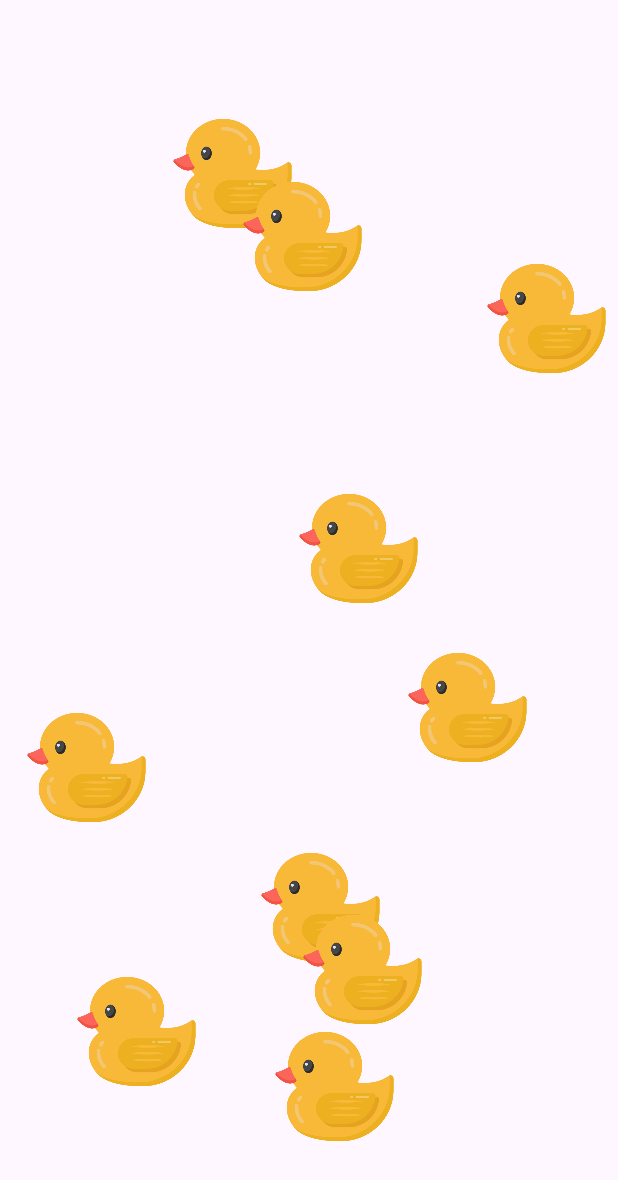
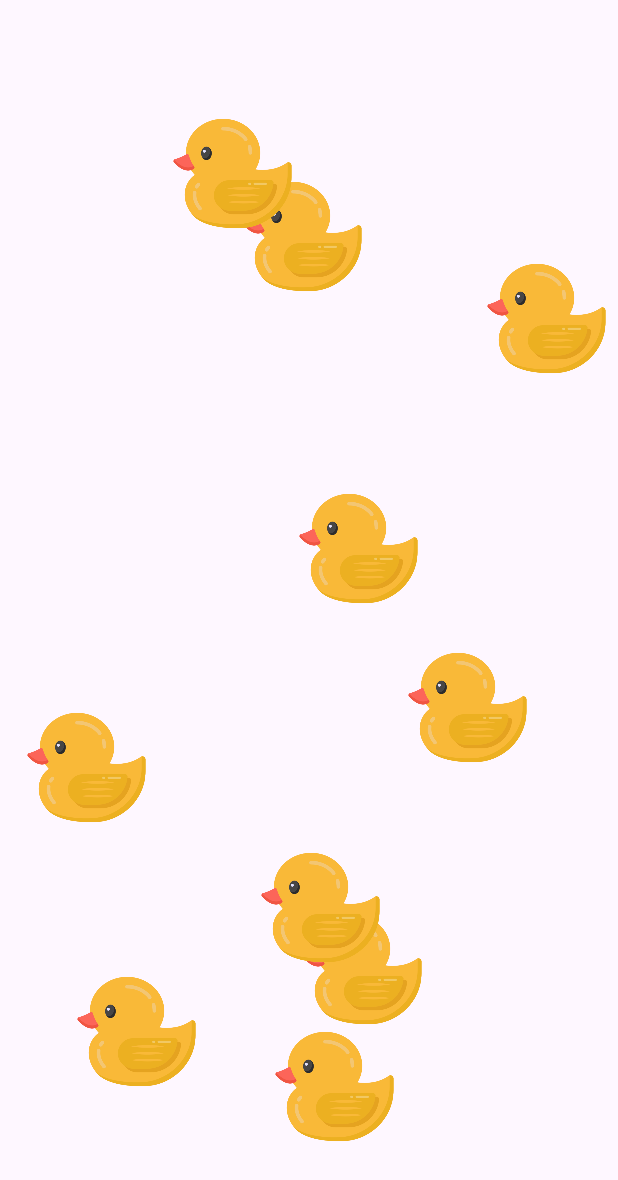
Before and after one commit to tim12367/MyAppAPI24, an Android app: the first screen one second after launch (MainActivity), on a phone screen of 412 x 824 dp. Shown: the top 1180 px of the screen. Run offline under Robolectric (Android 15) with nearby library versions, the phone set to English and light mode, and no system bars.

Commit message:
清理不必要的程式碼，並將鴨子做排序

```diff
--- a/app/src/main/java/com/example/myAppAPI24/MyView.kt
+++ b/app/src/main/java/com/example/myAppAPI24/MyView.kt
@@ -3,37 +3,21 @@ package com.example.myAppAPI24
 import android.annotation.SuppressLint
 import android.app.Activity
 import android.app.AlertDialog
-import android.app.Dialog
 import android.content.Context
-import android.content.DialogInterface
 import android.graphics.Canvas
-import android.graphics.Color
-import android.graphics.Paint
-import android.os.Handler
 import android.os.Looper
-import android.os.Message
-import android.util.Log
 import android.view.MotionEvent
 import android.view.View
-import android.widget.Toast
+import java.util.Collections
 import kotlin.random.Random
 
 class MyView(c: Context) : View(c), TickListener {
-    private val paint1: Paint = Paint()
-    private val paint2: Paint = Paint()
     private var screenWidth: Float = 0f
     private var screenHeight: Float = 0f
     private var rubberDuckList = ArrayList<RubberDuck>()
     private var firstTimeDraw = true
     private val timer: Timer = Timer(Looper.getMainLooper())
     private var size = 0
-
-    init {
-        paint1.color = Color.RED;
-        paint2.color = Color.BLUE; // 顏色
-        paint2.strokeWidth = 10f; // 粗度
-        paint2.style = Paint.Style.STROKE // 不要填滿
-    }
 
     @SuppressLint("DrawAllocation")
     override fun onDraw(canvas: Canvas) {
@@ -48,6 +32,9 @@ class MyView(c: Context) : View(c), TickListener {
 
             firstTimeDraw = false
         }
+
+        Collections.sort(rubberDuckList) // 排序鴨子
+
         for (d in rubberDuckList) {
             d.drawRubberDuck(canvas)
         }
@@ -74,12 +61,6 @@ class MyView(c: Context) : View(c), TickListener {
                 if (d.contains(event.x, event.y)) { //用 event.x event.y 輸入鴨子 鴨子判斷是否被選中
                     tappedRubberDucks.add(d) // 法二：先在刪除列表內，加入需要刪除的鴨子
                     timer.unregister(d) // Subject 註銷
-//                    rubberDuckList.remove(d)
-//                    break // 法一：直接結束迴圈防止ConcurrentModificationException
-
-//                    Toast.makeText(context, "你按了一隻鴨鴨~", Toast.LENGTH_SHORT).show()
-//                    d.pressed() // 繪製黑白鴨
-//                    invalidate()
                 }
             }
             rubberDuckList.removeAll(tappedRubberDucks) // 結束迴圈後在一起刪除
@@ -90,24 +71,11 @@ class MyView(c: Context) : View(c), TickListener {
                 alertDialogBuilder.setTitle("遊戲結束")
                 alertDialogBuilder.setMessage("所有的鴨鴨都被消滅了!需要更多鴨鴨嗎?")
                 alertDialogBuilder.setCancelable(false)
-                alertDialogBuilder.setPositiveButton("好") { _, _ ->
-                    makeRubberDucks() // 產生鴨鴨
-                }
-                alertDialogBuilder.setNegativeButton("不用了") { _, _ ->
-                    (context as Activity).finish() // 直接結束APP
-                }
-                alertDialogBuilder.create().show()
+                alertDialogBuilder.setPositiveButton("好") { _, _ -> makeRubberDucks() }// 產生鴨鴨
+                alertDialogBuilder.setNegativeButton("不用了") { _, _ -> (context as Activity).finish() }// 直接結束APP
+                alertDialogBuilder.create().show() // 顯示alertDialog
             }
         }
-//        else if (event.action == MotionEvent.ACTION_UP) {
-//            for (d in rubberDuckList) { // 將鴨子裝入list中
-//                if (d.contains(event.x, event.y)) { //用 event.x event.y 輸入鴨子 鴨子判斷是否被選中
-//                    Toast.makeText(context, "你放開了鴨鴨~", Toast.LENGTH_SHORT).show()
-//                    d.unpressed()
-//                    invalidate()
-//                }
-//            }
-//        }
         return true
     }
 
--- a/app/src/main/java/com/example/myAppAPI24/RubberDuck.kt
+++ b/app/src/main/java/com/example/myAppAPI24/RubberDuck.kt
@@ -5,27 +5,17 @@ import android.graphics.Bitmap
 import android.graphics.BitmapFactory
 import android.graphics.Canvas
 import android.graphics.RectF
-import android.util.Log
 import com.example.myappapi24.R
 
 
-class RubberDuck(res: Resources, x: Float, y: Float, size: Int): TickListener {
+class RubberDuck(res: Resources, x: Float, y: Float, size: Int) : TickListener, Comparable<RubberDuck> {
     private val bounds: RectF = RectF(x, y, x + size, y + size)
     private var duckImage: Bitmap = BitmapFactory.decodeResource(res, R.drawable.duck)
     private var grayDuckImage: Bitmap = BitmapFactory.decodeResource(res, R.drawable.gray_duck)
-    private var pressed = false;
 
     init {
         duckImage = Bitmap.createScaledBitmap(duckImage, size, size, true)
         grayDuckImage = Bitmap.createScaledBitmap(grayDuckImage, size, size, true)
-    }
-
-    fun pressed() {
-        pressed = true
-    }
-
-    fun unpressed() {
-        pressed = false
     }
 
     /**
@@ -38,11 +28,7 @@ class RubberDuck(res: Resources, x: Float, y: Float, size: Int): TickListener {
     }
 
     fun drawRubberDuck(c: Canvas) {
-        if (pressed) {
-            c.drawBitmap(grayDuckImage, bounds.left, bounds.top, null)
-        } else {
-            c.drawBitmap(duckImage, bounds.left, bounds.top, null)
-        }
+        c.drawBitmap(duckImage, bounds.left, bounds.top, null)
     }
 
     fun contains(x: Float, y: Float): Boolean {
@@ -52,4 +38,8 @@ class RubberDuck(res: Resources, x: Float, y: Float, size: Int): TickListener {
     override fun tick() {
         this.dance()
     }
+
+    override fun compareTo(other: RubberDuck): Int {
+        return (other.bounds.top - this.bounds.top).toInt()
+    }
 }
--- a/app/src/main/java/com/example/myAppAPI24/Timer.kt
+++ b/app/src/main/java/com/example/myAppAPI24/Timer.kt
@@ -27,7 +27,6 @@ class Timer(looper: Looper) : Handler(looper) {
     }
 
     override fun handleMessage(msg: Message) {
-        // some method goes here...
         Log.d("Timer", "刷新!")
         notifyListener()
         sendMessageDelayed(Message.obtain(), 100)
```
Also changed, not shown: app/src/main/java/com/example/myAppAPI24/MainActivity.kt (+1 -68 lines), app/src/main/java/com/example/myAppAPI24/MyClass.kt (deleted, +0 -8 lines), app/src/main/java/com/example/myAppAPI24/OtherThread.kt (deleted, +0 -37 lines).
